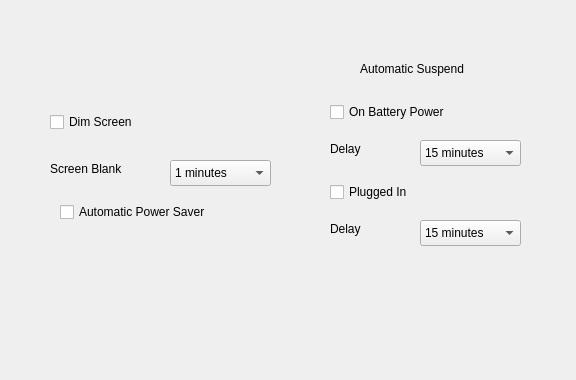
This is power_saving_form.ui in qhaihcblol/Demo as Qt 5 draws it before an edit. The edited form follows.
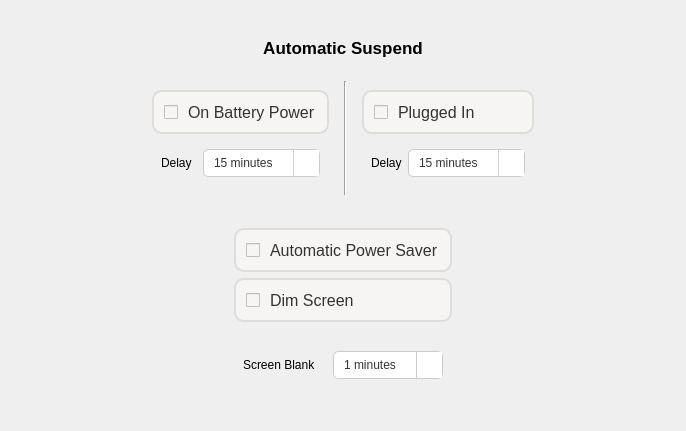
This is the edited form. Icons and pictures are not drawn.

The edit to the form file:
```diff
--- a/power_saving_form.ui
+++ b/power_saving_form.ui
@@ -6,297 +6,617 @@
    <rect>
     <x>0</x>
     <y>0</y>
-    <width>576</width>
-    <height>380</height>
+    <width>686</width>
+    <height>431</height>
    </rect>
   </property>
   <property name="windowTitle">
    <string>Form</string>
   </property>
-  <widget class="QCheckBox" name="Dim_Screen_CB">
-   <property name="geometry">
-    <rect>
-     <x>50</x>
-     <y>110</y>
-     <width>111</width>
-     <height>24</height>
-    </rect>
-   </property>
-   <property name="text">
-    <string>Dim Screen</string>
-   </property>
-  </widget>
-  <widget class="QCheckBox" name="Auto_PS_Btn">
-   <property name="geometry">
-    <rect>
-     <x>60</x>
-     <y>200</y>
-     <width>181</width>
-     <height>24</height>
-    </rect>
-   </property>
-   <property name="text">
-    <string>Automatic Power Saver</string>
-   </property>
-  </widget>
-  <widget class="QComboBox" name="Screen_Blank_CbB">
-   <property name="geometry">
-    <rect>
-     <x>170</x>
-     <y>160</y>
-     <width>101</width>
-     <height>26</height>
-    </rect>
-   </property>
+  <layout class="QHBoxLayout" name="horizontalLayout_7">
    <item>
-    <property name="text">
-     <string>1 minutes</string>
-    </property>
+    <spacer name="horizontalSpacer_5">
+     <property name="orientation">
+      <enum>Qt::Orientation::Horizontal</enum>
+     </property>
+     <property name="sizeHint" stdset="0">
+      <size>
+       <width>79</width>
+       <height>20</height>
+      </size>
+     </property>
+    </spacer>
    </item>
    <item>
-    <property name="text">
-     <string>2 minutes</string>
-    </property>
+    <widget class="QWidget" name="widget_9" native="true">
+     <layout class="QVBoxLayout" name="verticalLayout_5">
+      <item>
+       <widget class="QWidget" name="widget_8" native="true">
+        <layout class="QVBoxLayout" name="verticalLayout_4">
+         <item>
+          <layout class="QHBoxLayout" name="horizontalLayout_6">
+           <item>
+            <spacer name="horizontalSpacer_4">
+             <property name="orientation">
+              <enum>Qt::Orientation::Horizontal</enum>
+             </property>
+             <property name="sizeHint" stdset="0">
+              <size>
+               <width>40</width>
+               <height>20</height>
+              </size>
+             </property>
+            </spacer>
+           </item>
+           <item>
+            <widget class="QLabel" name="label_2">
+             <property name="font">
+              <font>
+               <pointsize>13</pointsize>
+               <bold>true</bold>
+              </font>
+             </property>
+             <property name="text">
+              <string>Automatic Suspend</string>
+             </property>
+             <property name="alignment">
+              <set>Qt::AlignmentFlag::AlignCenter</set>
+             </property>
+            </widget>
+           </item>
+           <item>
+            <spacer name="horizontalSpacer_3">
+             <property name="orientation">
+              <enum>Qt::Orientation::Horizontal</enum>
+             </property>
+             <property name="sizeHint" stdset="0">
+              <size>
+               <width>40</width>
+               <height>20</height>
+              </size>
+             </property>
+            </spacer>
+           </item>
+          </layout>
+         </item>
+         <item>
+          <widget class="QWidget" name="widget_7" native="true">
+           <layout class="QHBoxLayout" name="horizontalLayout_4">
+            <item>
+             <widget class="QWidget" name="widget_5" native="true">
+              <layout class="QVBoxLayout" name="verticalLayout_2">
+               <item>
+                <widget class="QCheckBox" name="On_Battery_Power_CB">
+                 <property name="styleSheet">
+                  <string notr="true">QCheckBox {
+    spacing: 10px;
+    font-size: 16px;
+    color: #333;
+    background-color: rgb(246, 245, 244); /* Nền mặc định */
+    border: 2px solid rgb(222, 221, 218); /* Viền mặc định */
+    border-radius: 10px; /* Bo tròn góc */
+    padding: 10px;
+}
+
+QCheckBox:checked {
+    background-color: rgb(200, 255, 200); /* Nền xanh lá nhạt khi checked */
+    border: 2px solid rgb(0, 150, 0); /* Viền xanh lá đậm khi checked */
+    color: #333; /* Giữ màu chữ khi checked */
+}
+</string>
+                 </property>
+                 <property name="text">
+                  <string>On Battery Power</string>
+                 </property>
+                </widget>
+               </item>
+               <item>
+                <widget class="QWidget" name="widget_3" native="true">
+                 <layout class="QHBoxLayout" name="horizontalLayout_2">
+                  <item>
+                   <widget class="QLabel" name="label_3">
+                    <property name="text">
+                     <string>Delay</string>
+                    </property>
+                   </widget>
+                  </item>
+                  <item>
+                   <widget class="QComboBox" name="Delay1_CbB">
+                    <property name="styleSheet">
+                     <string notr="true">QComboBox {
+    background-color: #FFFFFF; /* Màu nền trắng */
+    color: #333333;           /* Màu chữ đậm */
+    border: 1px solid #CCCCCC; /* Viền màu xám nhạt */
+    border-radius: 5px;       /* Bo góc nhẹ */
+    padding: 5px 10px;        /* Khoảng cách bên trong */
+}
+
+QComboBox:hover {
+    border: 1px solid #AAAAAA; /* Viền đậm hơn khi rê chuột */
+}
+
+QComboBox::drop-down {
+    border: none;             /* Loại bỏ viền dropdown */
+    background-color: #FFFFFF; /* Nền trắng */
+    subcontrol-origin: padding;
+    subcontrol-position: top right;
+    width: 25px;
+    border-left: 1px solid #CCCCCC; /* Viền trái dropdown */
+}
+
+QComboBox::down-arrow {
+    image: url(:/image/Resource/down-arrow.svg);
+    width: 20px;
+    height: 20px;
+}
+
+QComboBox QAbstractItemView {
+    background-color: #FFFFFF; /* Nền danh sách */
+    border: 1px solid #CCCCCC; /* Viền danh sách */
+    selection-background-color: #F0F0F0; /* Nền khi chọn */
+    selection-color: #333333;  /* Màu chữ khi chọn */
+    color: #333333;            /* Màu chữ mặc định */
+    padding: 5px;
+    border-radius: 5px;
+}
+QComboBox:disabled {
+    background-color: #F0F0F0; /* Nền xám nhạt */
+    color: #A0A0A0;           /* Màu chữ xám nhạt */
+    border: 1px solid #E0E0E0; /* Viền xám nhạt */
+}
+
+QComboBox::drop-down:disabled {
+    background-color: #F0F0F0; /* Nền xám nhạt cho dropdown */
+    border-left: 1px solid #E0E0E0; /* Viền trái xám nhạt */
+}
+
+QComboBox::down-arrow:disabled {
+    width: 20px;
+    height: 20px;
+}
+</string>
+                    </property>
+                    <item>
+                     <property name="text">
+                      <string>15 minutes</string>
+                     </property>
+                    </item>
+                    <item>
+                     <property name="text">
+                      <string>20 minutes</string>
+                     </property>
+                    </item>
+                    <item>
+                     <property name="text">
+                      <string>25 minutes</string>
+                     </property>
+                    </item>
+                    <item>
+                     <property name="text">
+                      <string>30 minutes</string>
+                     </property>
+                    </item>
+                    <item>
+                     <property name="text">
+                      <string>45 minutes</string>
+                     </property>
+                    </item>
+                    <item>
+                     <property name="text">
+                      <string>1 hour</string>
+                     </property>
+                    </item>
+                    <item>
+                     <property name="text">
+                      <string>80 minutes</string>
+                     </property>
+                    </item>
+                    <item>
+                     <property name="text">
+                      <string>90 minutes</string>
+                     </property>
+                    </item>
+                    <item>
+                     <property name="text">
+                      <string>100 minutes</string>
+                     </property>
+                    </item>
+                    <item>
+                     <property name="text">
+                      <string>2 hours</string>
+                     </property>
+                    </item>
+                   </widget>
+                  </item>
+                 </layout>
+                </widget>
+               </item>
+              </layout>
+             </widget>
+            </item>
+            <item>
+             <widget class="Line" name="line">
+              <property name="orientation">
+               <enum>Qt::Orientation::Vertical</enum>
+              </property>
+             </widget>
+            </item>
+            <item>
+             <widget class="QWidget" name="widget_6" native="true">
+              <layout class="QVBoxLayout" name="verticalLayout_3">
+               <item>
+                <widget class="QCheckBox" name="Plugged_In_CB">
+                 <property name="styleSheet">
+                  <string notr="true">QCheckBox {
+    spacing: 10px;
+    font-size: 16px;
+    color: #333;
+    background-color: rgb(246, 245, 244); /* Nền mặc định */
+    border: 2px solid rgb(222, 221, 218); /* Viền mặc định */
+    border-radius: 10px; /* Bo tròn góc */
+    padding: 10px;
+}
+
+QCheckBox:checked {
+    background-color: rgb(200, 255, 200); /* Nền xanh lá nhạt khi checked */
+    border: 2px solid rgb(0, 150, 0); /* Viền xanh lá đậm khi checked */
+    color: #333; /* Giữ màu chữ khi checked */
+}
+</string>
+                 </property>
+                 <property name="text">
+                  <string>Plugged In</string>
+                 </property>
+                </widget>
+               </item>
+               <item>
+                <widget class="QWidget" name="widget_4" native="true">
+                 <layout class="QHBoxLayout" name="horizontalLayout_3">
+                  <item>
+                   <widget class="QLabel" name="label_4">
+                    <property name="text">
+                     <string>Delay</string>
+                    </property>
+                   </widget>
+                  </item>
+                  <item>
+                   <widget class="QComboBox" name="Delay2_CbB">
+                    <property name="styleSheet">
+                     <string notr="true">QComboBox {
+    background-color: #FFFFFF; /* Màu nền trắng */
+    color: #333333;           /* Màu chữ đậm */
+    border: 1px solid #CCCCCC; /* Viền màu xám nhạt */
+    border-radius: 5px;       /* Bo góc nhẹ */
+    padding: 5px 10px;        /* Khoảng cách bên trong */
+}
+
+QComboBox:hover {
+    border: 1px solid #AAAAAA; /* Viền đậm hơn khi rê chuột */
+}
+
+QComboBox::drop-down {
+    border: none;             /* Loại bỏ viền dropdown */
+    background-color: #FFFFFF; /* Nền trắng */
+    subcontrol-origin: padding;
+    subcontrol-position: top right;
+    width: 25px;
+    border-left: 1px solid #CCCCCC; /* Viền trái dropdown */
+}
+
+QComboBox::down-arrow {
+    image: url(:/image/Resource/down-arrow.svg);
+    width: 20px;
+    height: 20px;
+}
+
+QComboBox QAbstractItemView {
+    background-color: #FFFFFF; /* Nền danh sách */
+    border: 1px solid #CCCCCC; /* Viền danh sách */
+    selection-background-color: #F0F0F0; /* Nền khi chọn */
+    selection-color: #333333;  /* Màu chữ khi chọn */
+    color: #333333;            /* Màu chữ mặc định */
+    padding: 5px;
+    border-radius: 5px;
+}
+QComboBox:disabled {
+    background-color: #F0F0F0; /* Nền xám nhạt */
+    color: #A0A0A0;           /* Màu chữ xám nhạt */
+    border: 1px solid #E0E0E0; /* Viền xám nhạt */
+}
+
+QComboBox::drop-down:disabled {
+    background-color: #F0F0F0; /* Nền xám nhạt cho dropdown */
+    border-left: 1px solid #E0E0E0; /* Viền trái xám nhạt */
+}
+
+QComboBox::down-arrow:disabled {
+    width: 20px;
+    height: 20px;
+}
+</string>
+                    </property>
+                    <item>
+                     <property name="text">
+                      <string>15 minutes</string>
+                     </property>
+                    </item>
+                    <item>
+                     <property name="text">
+                      <string>20 minutes</string>
+                     </property>
+                    </item>
+                    <item>
+                     <property name="text">
+                      <string>25 minutes</string>
+                     </property>
+                    </item>
+                    <item>
+                     <property name="text">
+                      <string>30 minutes</string>
+                     </property>
+                    </item>
+                    <item>
+                     <property name="text">
+                      <string>45 minutes</string>
+                     </property>
+                    </item>
+                    <item>
+                     <property name="text">
+                      <string>1 hour</string>
+                     </property>
+                    </item>
+                    <item>
+                     <property name="text">
+                      <string>80 minutes</string>
+                     </property>
+                    </item>
+                    <item>
+                     <property name="text">
+                      <string>90 minutes</string>
+                     </property>
+                    </item>
+                    <item>
+                     <property name="text">
+                      <string>100 minutes</string>
+                     </property>
+                    </item>
+                    <item>
+                     <property name="text">
+                      <string>2 hours</string>
+                     </property>
+                    </item>
+                   </widget>
+                  </item>
+                 </layout>
+                </widget>
+               </item>
+              </layout>
+             </widget>
+            </item>
+           </layout>
+          </widget>
+         </item>
+        </layout>
+       </widget>
+      </item>
+      <item>
+       <layout class="QHBoxLayout" name="horizontalLayout_5">
+        <item>
+         <spacer name="horizontalSpacer">
+          <property name="orientation">
+           <enum>Qt::Orientation::Horizontal</enum>
+          </property>
+          <property name="sizeHint" stdset="0">
+           <size>
+            <width>40</width>
+            <height>20</height>
+           </size>
+          </property>
+         </spacer>
+        </item>
+        <item>
+         <widget class="QWidget" name="widget_2" native="true">
+          <layout class="QVBoxLayout" name="verticalLayout">
+           <item>
+            <widget class="QCheckBox" name="Auto_PS_CB">
+             <property name="styleSheet">
+              <string notr="true">QCheckBox {
+    spacing: 10px;
+    font-size: 16px;
+    color: #333;
+    background-color: rgb(246, 245, 244); /* Nền mặc định */
+    border: 2px solid rgb(222, 221, 218); /* Viền mặc định */
+    border-radius: 10px; /* Bo tròn góc */
+    padding: 10px;
+}
+
+QCheckBox:checked {
+    background-color: rgb(200, 255, 200); /* Nền xanh lá nhạt khi checked */
+    border: 2px solid rgb(0, 150, 0); /* Viền xanh lá đậm khi checked */
+    color: #333; /* Giữ màu chữ khi checked */
+}
+</string>
+             </property>
+             <property name="text">
+              <string>Automatic Power Saver</string>
+             </property>
+             <property name="checked">
+              <bool>false</bool>
+             </property>
+            </widget>
+           </item>
+           <item>
+            <widget class="QCheckBox" name="Dim_Screen_CB">
+             <property name="styleSheet">
+              <string notr="true">QCheckBox {
+    spacing: 10px;
+    font-size: 16px;
+    color: #333;
+    background-color: rgb(246, 245, 244); /* Nền mặc định */
+    border: 2px solid rgb(222, 221, 218); /* Viền mặc định */
+    border-radius: 10px; /* Bo tròn góc */
+    padding: 10px;
+}
+
+QCheckBox:checked {
+    background-color: rgb(200, 255, 200); /* Nền xanh lá nhạt khi checked */
+    border: 2px solid rgb(0, 150, 0); /* Viền xanh lá đậm khi checked */
+    color: #333; /* Giữ màu chữ khi checked */
+}
+</string>
+             </property>
+             <property name="text">
+              <string>Dim Screen</string>
+             </property>
+            </widget>
+           </item>
+           <item>
+            <widget class="QWidget" name="widget" native="true">
+             <property name="styleSheet">
+              <string notr="true"/>
+             </property>
+             <layout class="QHBoxLayout" name="horizontalLayout">
+              <item>
+               <widget class="QLabel" name="label">
+                <property name="styleSheet">
+                 <string notr="true"/>
+                </property>
+                <property name="text">
+                 <string>Screen Blank</string>
+                </property>
+               </widget>
+              </item>
+              <item>
+               <widget class="QComboBox" name="Screen_Blank_CbB">
+                <property name="styleSheet">
+                 <string notr="true">QComboBox {
+    background-color: #FFFFFF; /* Màu nền trắng */
+    color: #333333;           /* Màu chữ đậm */
+    border: 1px solid #CCCCCC; /* Viền màu xám nhạt */
+    border-radius: 5px;       /* Bo góc nhẹ */
+    padding: 5px 10px;        /* Khoảng cách bên trong */
+}
+
+QComboBox:hover {
+    border: 1px solid #AAAAAA; /* Viền đậm hơn khi rê chuột */
+}
+
+QComboBox::drop-down {
+    border: none;             /* Loại bỏ viền dropdown */
+    background-color: #FFFFFF; /* Nền trắng */
+    subcontrol-origin: padding;
+    subcontrol-position: top right;
+    width: 25px;
+    border-left: 1px solid #CCCCCC; /* Viền trái dropdown */
+}
+
+QComboBox::down-arrow {
+    image: url(:/image/Resource/down-arrow.svg);
+    width: 20px;
+    height: 20px;
+}
+
+QComboBox QAbstractItemView {
+    background-color: #FFFFFF; /* Nền danh sách */
+    border: 1px solid #CCCCCC; /* Viền danh sách */
+    selection-background-color: #F0F0F0; /* Nền khi chọn */
+    selection-color: #333333;  /* Màu chữ khi chọn */
+    color: #333333;            /* Màu chữ mặc định */
+    padding: 5px;
+    border-radius: 5px;
+}
+</string>
+                </property>
+                <item>
+                 <property name="text">
+                  <string>1 minutes</string>
+                 </property>
+                </item>
+                <item>
+                 <property name="text">
+                  <string>2 minutes</string>
+                 </property>
+                </item>
+                <item>
+                 <property name="text">
+                  <string>3 minutes</string>
+                 </property>
+                </item>
+                <item>
+                 <property name="text">
+                  <string>4 minutes</string>
+                 </property>
+                </item>
+                <item>
+                 <property name="text">
+                  <string>5 minutes</string>
+                 </property>
+                </item>
+                <item>
+                 <property name="text">
+                  <string>8 minutes</string>
+                 </property>
+                </item>
+                <item>
+                 <property name="text">
+                  <string>10 minutes</string>
+                 </property>
+                </item>
+                <item>
+                 <property name="text">
+                  <string>12 minutes</string>
+                 </property>
+                </item>
+                <item>
+                 <property name="text">
+                  <string>15 minutes</string>
+                 </property>
+                </item>
+                <item>
+                 <property name="text">
+                  <string>Never</string>
+                 </property>
+                </item>
+               </widget>
+              </item>
+             </layout>
+            </widget>
+           </item>
+          </layout>
+         </widget>
+        </item>
+        <item>
+         <spacer name="horizontalSpacer_2">
+          <property name="orientation">
+           <enum>Qt::Orientation::Horizontal</enum>
+          </property>
+          <property name="sizeHint" stdset="0">
+           <size>
+            <width>40</width>
+            <height>20</height>
+           </size>
+          </property>
+         </spacer>
+        </item>
+       </layout>
+      </item>
+     </layout>
+    </widget>
    </item>
    <item>
-    <property name="text">
-     <string>3 minutes</string>
-    </property>
+    <spacer name="horizontalSpacer_6">
+     <property name="orientation">
+      <enum>Qt::Orientation::Horizontal</enum>
+     </property>
+     <property name="sizeHint" stdset="0">
+      <size>
+       <width>78</width>
+       <height>20</height>
+      </size>
+     </property>
+    </spacer>
    </item>
-   <item>
-    <property name="text">
-     <string>4 minutes</string>
-    </property>
-   </item>
-   <item>
-    <property name="text">
-     <string>5 minutes</string>
-    </property>
-   </item>
-   <item>
-    <property name="text">
-     <string>8 minutes</string>
-    </property>
-   </item>
-   <item>
-    <property name="text">
-     <string>10 minutes</string>
-    </property>
-   </item>
-   <item>
-    <property name="text">
-     <string>12 minutes</string>
-    </property>
-   </item>
-   <item>
-    <property name="text">
-     <string>15 minutes</string>
-    </property>
-   </item>
-   <item>
-    <property name="text">
-     <string>Never</string>
-    </property>
-   </item>
-  </widget>
-  <widget class="QLabel" name="label">
-   <property name="geometry">
-    <rect>
-     <x>50</x>
-     <y>160</y>
-     <width>91</width>
-     <height>18</height>
-    </rect>
-   </property>
-   <property name="text">
-    <string>Screen Blank</string>
-   </property>
-  </widget>
-  <widget class="QLabel" name="label_2">
-   <property name="geometry">
-    <rect>
-     <x>360</x>
-     <y>60</y>
-     <width>171</width>
-     <height>18</height>
-    </rect>
-   </property>
-   <property name="text">
-    <string>Automatic Suspend</string>
-   </property>
-  </widget>
-  <widget class="QCheckBox" name="On_Battery_Power_CB">
-   <property name="geometry">
-    <rect>
-     <x>330</x>
-     <y>100</y>
-     <width>151</width>
-     <height>24</height>
-    </rect>
-   </property>
-   <property name="text">
-    <string>On Battery Power</string>
-   </property>
-  </widget>
-  <widget class="QLabel" name="label_3">
-   <property name="geometry">
-    <rect>
-     <x>330</x>
-     <y>140</y>
-     <width>66</width>
-     <height>18</height>
-    </rect>
-   </property>
-   <property name="text">
-    <string>Delay</string>
-   </property>
-  </widget>
-  <widget class="QComboBox" name="Delay1_CbB">
-   <property name="geometry">
-    <rect>
-     <x>420</x>
-     <y>140</y>
-     <width>101</width>
-     <height>26</height>
-    </rect>
-   </property>
-   <item>
-    <property name="text">
-     <string>15 minutes</string>
-    </property>
-   </item>
-   <item>
-    <property name="text">
-     <string>20 minutes</string>
-    </property>
-   </item>
-   <item>
-    <property name="text">
-     <string>25 minutes</string>
-    </property>
-   </item>
-   <item>
-    <property name="text">
-     <string>30 minutes</string>
-    </property>
-   </item>
-   <item>
-    <property name="text">
-     <string>45 minutes</string>
-    </property>
-   </item>
-   <item>
-    <property name="text">
-     <string>1 hour</string>
-    </property>
-   </item>
-   <item>
-    <property name="text">
-     <string>80 minutes</string>
-    </property>
-   </item>
-   <item>
-    <property name="text">
-     <string>90 minutes</string>
-    </property>
-   </item>
-   <item>
-    <property name="text">
-     <string>100 minutes</string>
-    </property>
-   </item>
-   <item>
-    <property name="text">
-     <string>2 hours</string>
-    </property>
-   </item>
-  </widget>
-  <widget class="QCheckBox" name="Plugged_In_CB">
-   <property name="geometry">
-    <rect>
-     <x>330</x>
-     <y>180</y>
-     <width>141</width>
-     <height>24</height>
-    </rect>
-   </property>
-   <property name="text">
-    <string>Plugged In</string>
-   </property>
-  </widget>
-  <widget class="QLabel" name="label_4">
-   <property name="geometry">
-    <rect>
-     <x>330</x>
-     <y>220</y>
-     <width>66</width>
-     <height>18</height>
-    </rect>
-   </property>
-   <property name="text">
-    <string>Delay</string>
-   </property>
-  </widget>
-  <widget class="QComboBox" name="Delay2_CbB">
-   <property name="geometry">
-    <rect>
-     <x>420</x>
-     <y>220</y>
-     <width>101</width>
-     <height>26</height>
-    </rect>
-   </property>
-   <item>
-    <property name="text">
-     <string>15 minutes</string>
-    </property>
-   </item>
-   <item>
-    <property name="text">
-     <string>20 minutes</string>
-    </property>
-   </item>
-   <item>
-    <property name="text">
-     <string>25 minutes</string>
-    </property>
-   </item>
-   <item>
-    <property name="text">
-     <string>30 minutes</string>
-    </property>
-   </item>
-   <item>
-    <property name="text">
-     <string>45 minutes</string>
-    </property>
-   </item>
-   <item>
-    <property name="text">
-     <string>1 hour</string>
-    </property>
-   </item>
-   <item>
-    <property name="text">
-     <string>80 minutes</string>
-    </property>
-   </item>
-   <item>
-    <property name="text">
-     <string>90 minutes</string>
-    </property>
-   </item>
-   <item>
-    <property name="text">
-     <string>100 minutes</string>
-    </property>
-   </item>
-   <item>
-    <property name="text">
-     <string>2 hours</string>
-    </property>
-   </item>
-  </widget>
+  </layout>
  </widget>
  <resources/>
  <connections/>
```
